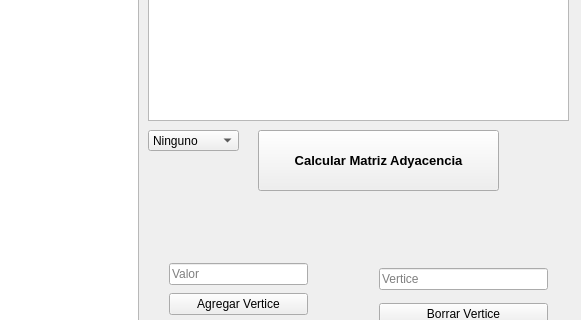
Before: the Qt Designer form graficador.ui in AleKiller21/Graficador-de-Grafos, drawn with Qt 5; both pictures show x 722 to 1303 and y 300 to 620 of the 1303 by 759 pixel window.
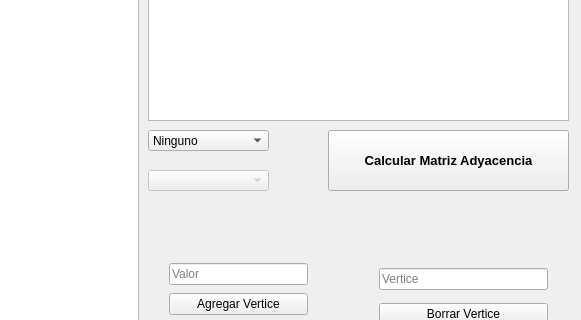
After: the same form once the commit is applied.

What changed in the file:
```diff
--- a/graficador.ui
+++ b/graficador.ui
@@ -157,7 +157,7 @@
   <widget class="QPushButton" name="btnMatrizAdyacencia">
    <property name="geometry">
     <rect>
-     <x>980</x>
+     <x>1050</x>
      <y>430</y>
      <width>241</width>
      <height>61</height>
@@ -175,11 +175,14 @@
    </property>
   </widget>
   <widget class="QComboBox" name="cmbAlgoritmos">
+   <property name="enabled">
+    <bool>true</bool>
+   </property>
    <property name="geometry">
     <rect>
      <x>870</x>
      <y>430</y>
-     <width>91</width>
+     <width>121</width>
      <height>21</height>
     </rect>
    </property>
@@ -214,6 +217,19 @@
     </property>
    </item>
   </widget>
+  <widget class="QComboBox" name="cmbOrigenes">
+   <property name="enabled">
+    <bool>false</bool>
+   </property>
+   <property name="geometry">
+    <rect>
+     <x>870</x>
+     <y>470</y>
+     <width>121</width>
+     <height>21</height>
+    </rect>
+   </property>
+  </widget>
  </widget>
  <layoutdefault spacing="6" margin="11"/>
  <resources/>
```
